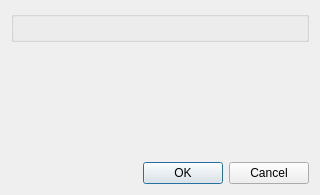
Before: the Qt Designer form src/core/filters/output/ApplyColorsDialog.ui in 2ndmax/scantailor-ocr, drawn with Qt 5.
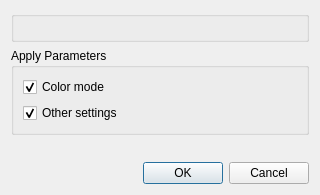
After: the same form once the commit is applied. Custom widgets are drawn as their Qt base class.

Commit message: Output: color mode buttons and color mode detection

The edit to the form file:
```diff
--- a/src/core/filters/output/ApplyColorsDialog.ui
+++ b/src/core/filters/output/ApplyColorsDialog.ui
@@ -20,6 +20,38 @@
    <item>
     <widget class="PageScopeGroupBox" name="scopeGroupBox"/>
    </item>
+   <item>
+    <widget class="QGroupBox" name="optionsBox">
+     <property name="title">
+      <string>Apply Parameters</string>
+     </property>
+     <layout class="QVBoxLayout" name="optionsBoxLayout">
+      <item>
+       <widget class="QCheckBox" name="applyColorModeOption">
+        <property name="text">
+         <string>Color mode</string>
+        </property>
+        <property name="checked">
+         <bool>true</bool>
+        </property>
+       </widget>
+      </item>
+      <item>
+       <widget class="QCheckBox" name="applyOtherSettingsOption">
+        <property name="toolTip">
+         <string>All other settings of the Mode group, such as the threshold, the filters and the shape of the picture zones.</string>
+        </property>
+        <property name="text">
+         <string>Other settings</string>
+        </property>
+        <property name="checked">
+         <bool>true</bool>
+        </property>
+       </widget>
+      </item>
+     </layout>
+    </widget>
+   </item>
    <item>
     <spacer name="verticalSpacer">
      <property name="orientation">
```
The commit also changes 30 other files.
